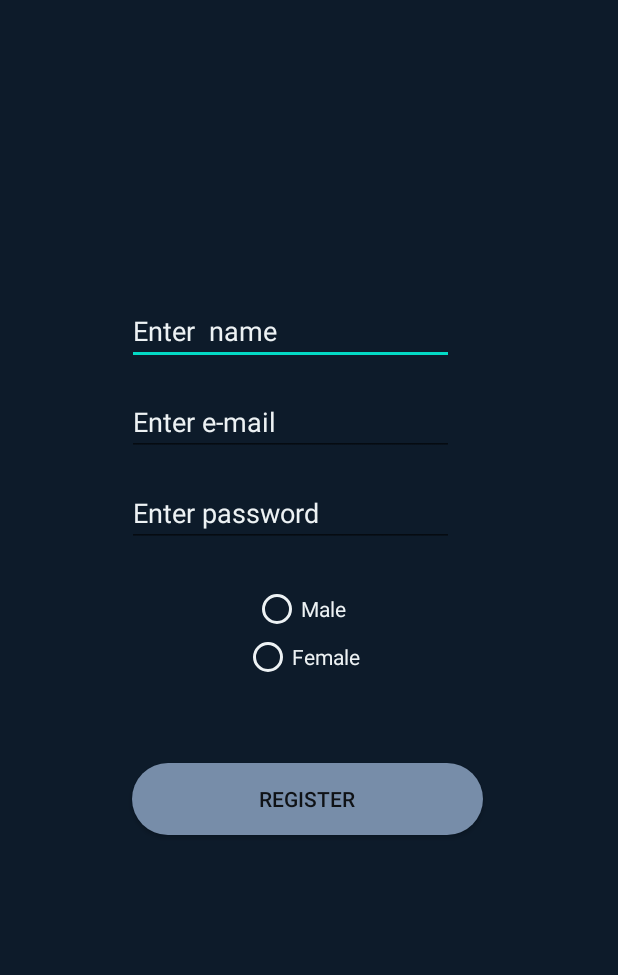
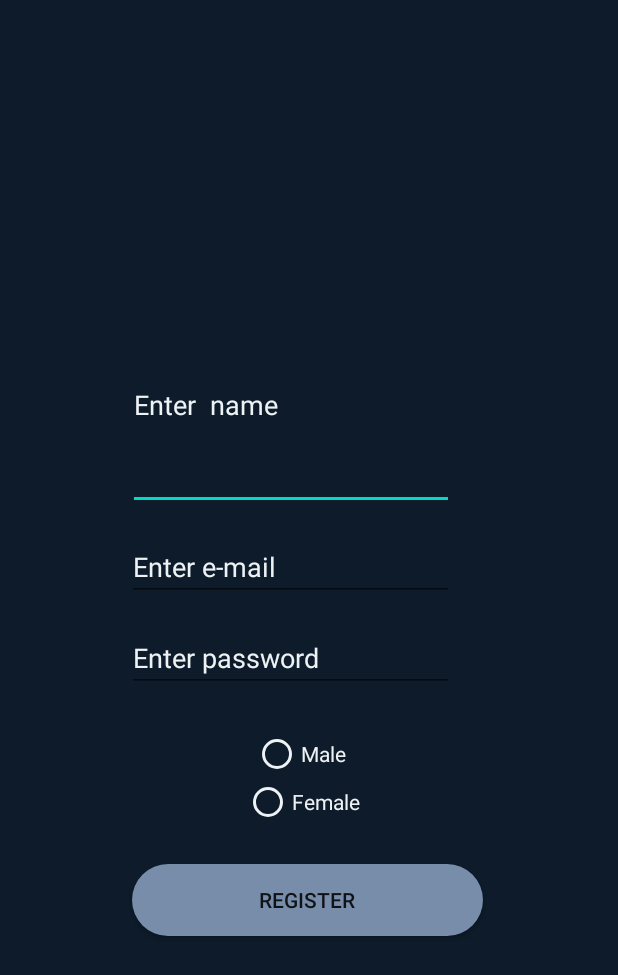
Before and after one commit to Baranga69/Flint_69, an Android app: the layout activity_register.xml on its own in the app's theme, with its tools: preview values and no code run, on a phone screen of 412 x 824 dp. Shown: the top 975 px of the screen. Run offline under Robolectric (Android 15) with nearby library versions, the phone set to English and light mode, and no system bars.

Commit message:
Layout updates to sign up page, fixes tiny error when viewing it

```diff
--- a/app/src/main/res/layout/activity_register.xml
+++ b/app/src/main/res/layout/activity_register.xml
@@ -9,49 +9,51 @@
     android:orientation="vertical">
 
     <RadioGroup
-        android:layout_centerInParent="true"
-        android:textAlignment="center"
         android:id="@+id/radioGroup"
         android:layout_width="242dp"
         android:layout_height="77dp"
         android:layout_above="@+id/Register"
         android:layout_alignParentEnd="true"
         android:layout_alignParentRight="true"
+        android:layout_centerHorizontal="true"
         android:layout_marginEnd="89dp"
         android:layout_marginRight="89dp"
-        android:layout_marginBottom="41dp"
-        android:gravity="center_horizontal">
+        android:layout_marginBottom="12dp"
+        android:gravity="center_horizontal"
+        android:textAlignment="center">
 
         <RadioButton
-            android:buttonTint="@color/colorText"
-            android:textColor="@color/colorText"
-            android:textColorHint="@color/colorText"
             android:layout_width="wrap_content"
             android:layout_height="wrap_content"
-            android:text="Male " />
+            android:buttonTint="@color/colorText"
+            android:text="Male "
+            android:textColor="@color/colorText"
+            android:textColorHint="@color/colorText" />
 
         <RadioButton
-            android:buttonTint="@color/colorText"
-            android:textColor="@color/colorText"
-            android:textColorHint="@color/colorText"
             android:layout_width="wrap_content"
             android:layout_height="wrap_content"
-            android:text="Female" />
+            android:buttonTint="@color/colorText"
+            android:text="Female"
+            android:textColor="@color/colorText"
+            android:textColorHint="@color/colorText" />
     </RadioGroup>
 
     <EditText
         android:id="@+id/name"
-        android:textColor="@color/colorText"
-        android:textColorHint="@color/colorText"
-        android:layout_width="218dp"
-        android:layout_height="wrap_content"
+        android:layout_width="217dp"
+        android:layout_height="50dp"
         android:layout_above="@+id/email"
+        android:layout_alignParentTop="true"
         android:layout_alignParentEnd="true"
         android:layout_alignParentRight="true"
+        android:layout_marginTop="200dp"
         android:layout_marginEnd="109dp"
         android:layout_marginRight="109dp"
         android:layout_marginBottom="15dp"
-        android:hint="Enter  name" />
+        android:hint="Enter  name"
+        android:textColor="@color/colorText"
+        android:textColorHint="@color/colorText" />
 
     <EditText
         android:id="@+id/email"
@@ -91,7 +93,7 @@
         android:layout_alignParentBottom="true"
         android:layout_marginEnd="90dp"
         android:layout_marginRight="90dp"
-        android:layout_marginBottom="267dp"
+        android:layout_marginBottom="200dp"
         android:background="@drawable/login_button"
         android:text="Register" />
 </RelativeLayout>
```
